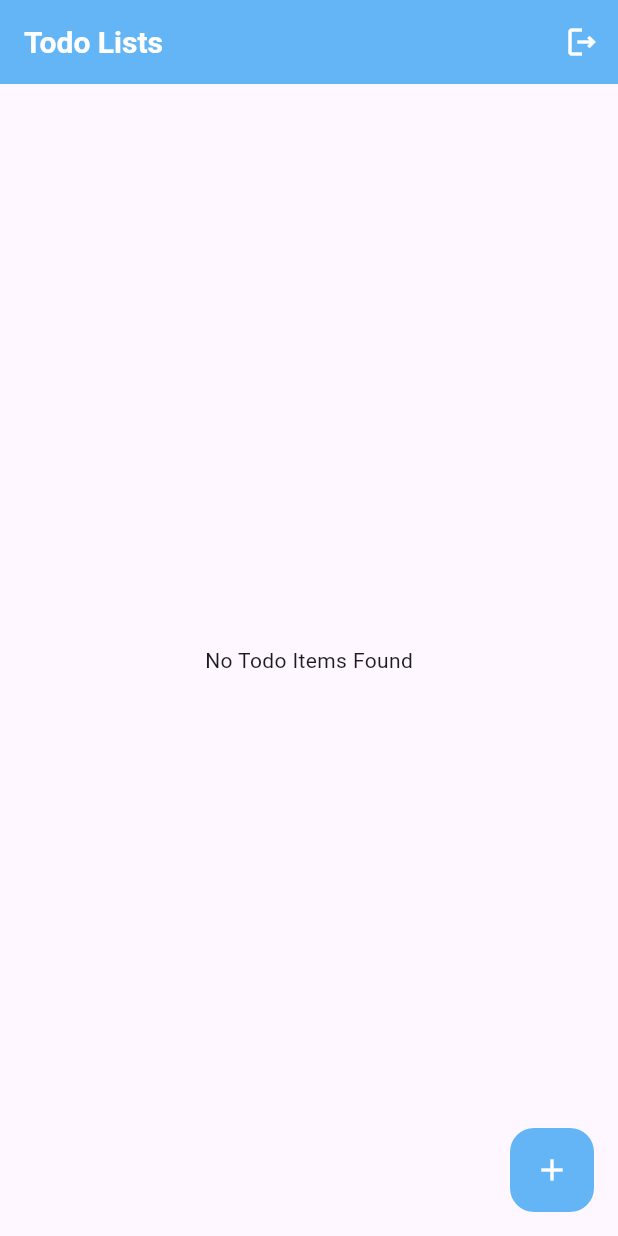
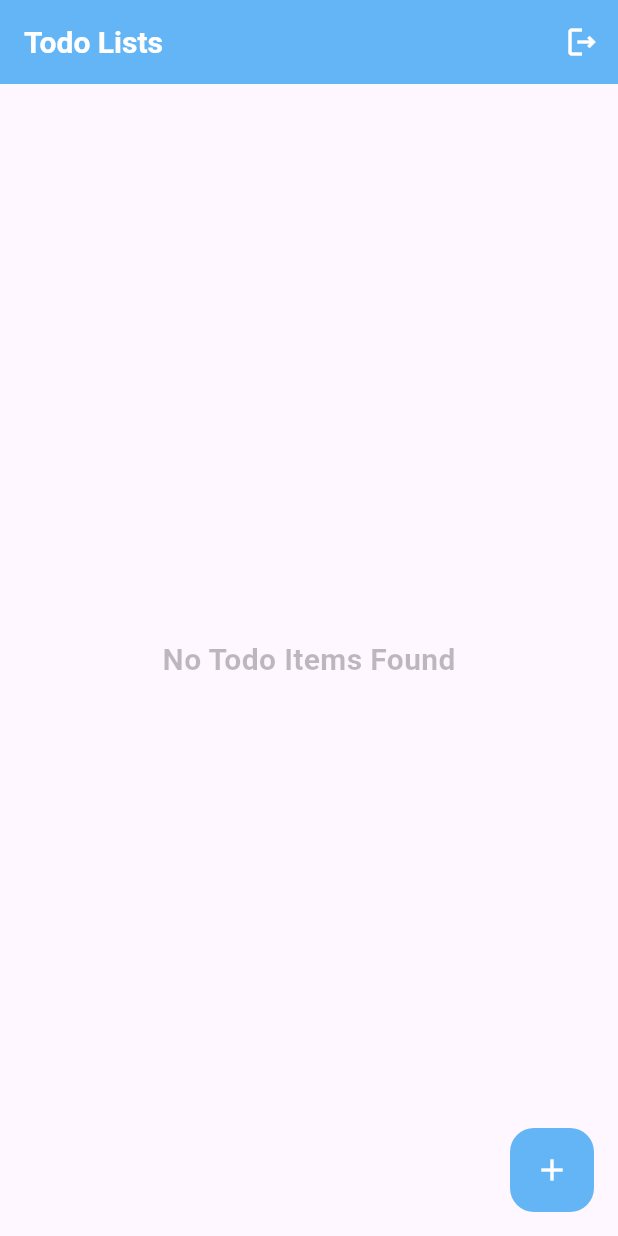
Before and after one commit to Nishan123/Flutter-X-Firebase-ToDo-App, a Flutter app: the screen it shows once a user with an empty profile is signed in, on a phone screen of 412 x 824 dp. Run offline on Flutter 3.47's test engine with Material 3 defaults, Android fonts, the phone set to English and light mode, and no system bars; our stand-ins replace cloud_firestore, firebase_auth, firebase_core, fluttertoast, random_string; accounts and stored records are empty; network calls fail.

Commit message:
load user's todo list

```diff
--- a/lib/custom widgets/todo_widget.dart
+++ b/lib/custom widgets/todo_widget.dart
@@ -70,8 +70,8 @@ class _TodoWidgetState extends State<TodoWidget> {
                 widget.clickCheckbox(isTicked);
               },
               checkColor: Colors.black,
-              fillColor: WidgetStateProperty.all(const Color.fromARGB(110, 255, 255, 255)),
-              side: const BorderSide(color: Colors.white),
+              fillColor: WidgetStateProperty.all(const Color.fromARGB(70, 255, 255, 255)),
+              side: const BorderSide(color: Colors.white,width: 2),
             ),
           ),
         ),
--- a/lib/database/database_methods.dart
+++ b/lib/database/database_methods.dart
@@ -6,6 +6,7 @@ import 'package:flutter/material.dart';
 import 'package:fluttertoast/fluttertoast.dart';
 
 class DatabaseMethods {
+  var user = FirebaseAuth.instance.currentUser;
   Future addTodo(Map<String, dynamic> todoMap, String todoId) {
     return FirebaseFirestore.instance
         .collection("ToDo Lists")
@@ -35,7 +36,10 @@ class DatabaseMethods {
   }
 
   Stream<QuerySnapshot> getTodos() {
-    return FirebaseFirestore.instance.collection("ToDo Lists").snapshots();
+    return FirebaseFirestore.instance
+        .collection("ToDo Lists")
+        .where('uid', isEqualTo: user?.uid)
+        .snapshots();
   }
 
   Stream<Map<String, dynamic>?> getSpecificTodo(String todoId) {
--- a/lib/screens/add_todo_screen.dart
+++ b/lib/screens/add_todo_screen.dart
@@ -1,3 +1,4 @@
+import 'package:firebase_auth/firebase_auth.dart';
 import 'package:firebase_todo_app/custom%20widgets/custom_button.dart';
 import 'package:firebase_todo_app/custom%20widgets/custom_text_field.dart';
 import 'package:firebase_todo_app/custom%20widgets/multi_lined_text_field.dart';
@@ -72,7 +73,8 @@ String formattedTime = "${currentTime.hourOfPeriod.toString().padLeft(2, '0')}:$
                         "Description": descriptionController.text.toString(),
                         "Date added": formattedDate,
                         "Time added": formattedTime,
-                        "isCompleted": false
+                        "isCompleted": false,
+                        "uid":FirebaseAuth.instance.currentUser?.uid.toString()
                       };
                       DatabaseMethods().addTodo(todoMap, todoId).then(
                         (_) {
--- a/lib/screens/home_screen.dart
+++ b/lib/screens/home_screen.dart
@@ -75,7 +75,7 @@ class _HomeScreenState extends State<HomeScreen> {
                 } else if (snapshot.hasError) {
                   return Center(child: Text('Error: ${snapshot.error}'));
                 } else if (!snapshot.hasData || snapshot.data!.docs.isEmpty) {
-                  return const Center(child: Text('No Todo Items Found'));
+                  return const Center(child: Text('No Todo Items Found',style: TextStyle(fontSize: 20, fontWeight: FontWeight.bold, color: Colors.black26),));
                 }
                 final todoList = snapshot.data!.docs;
                 return ListView.builder(
--- a/lib/screens/todo_screen.dart
+++ b/lib/screens/todo_screen.dart
@@ -43,8 +43,7 @@ class _TodoScreenState extends State<TodoScreen> {
                                 Navigator.pushReplacement(
                                     context,
                                     MaterialPageRoute(
-                                        builder: (context) =>
-                                            const HomeScreen()));
+                                        builder: (_) => const HomeScreen()));
                               });
                             },
                             child: const Text(
```
